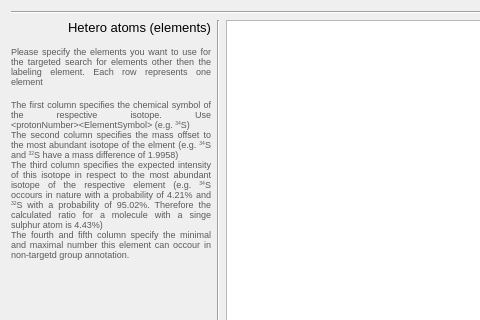
The window that mePyGuis/guis/heteroAtomEditor.ui (chrboku/MetExtract-II) describes before a commit, drawn with Qt 5; both pictures show x 0 to 480 and y 0 to 320 of the 765 by 474 pixel window.
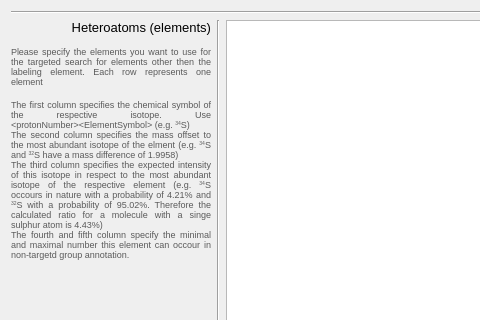
The same window after the commit.

```diff
--- a/mePyGuis/guis/heteroAtomEditor.ui
+++ b/mePyGuis/guis/heteroAtomEditor.ui
@@ -27,7 +27,7 @@
           <string notr="true">font: 10pt;</string>
          </property>
          <property name="text">
-          <string>Hetero atoms (elements)</string>
+          <string>Heteroatoms (elements)</string>
          </property>
          <property name="alignment">
           <set>Qt::AlignRight|Qt::AlignTrailing|Qt::AlignVCenter</set>
```
